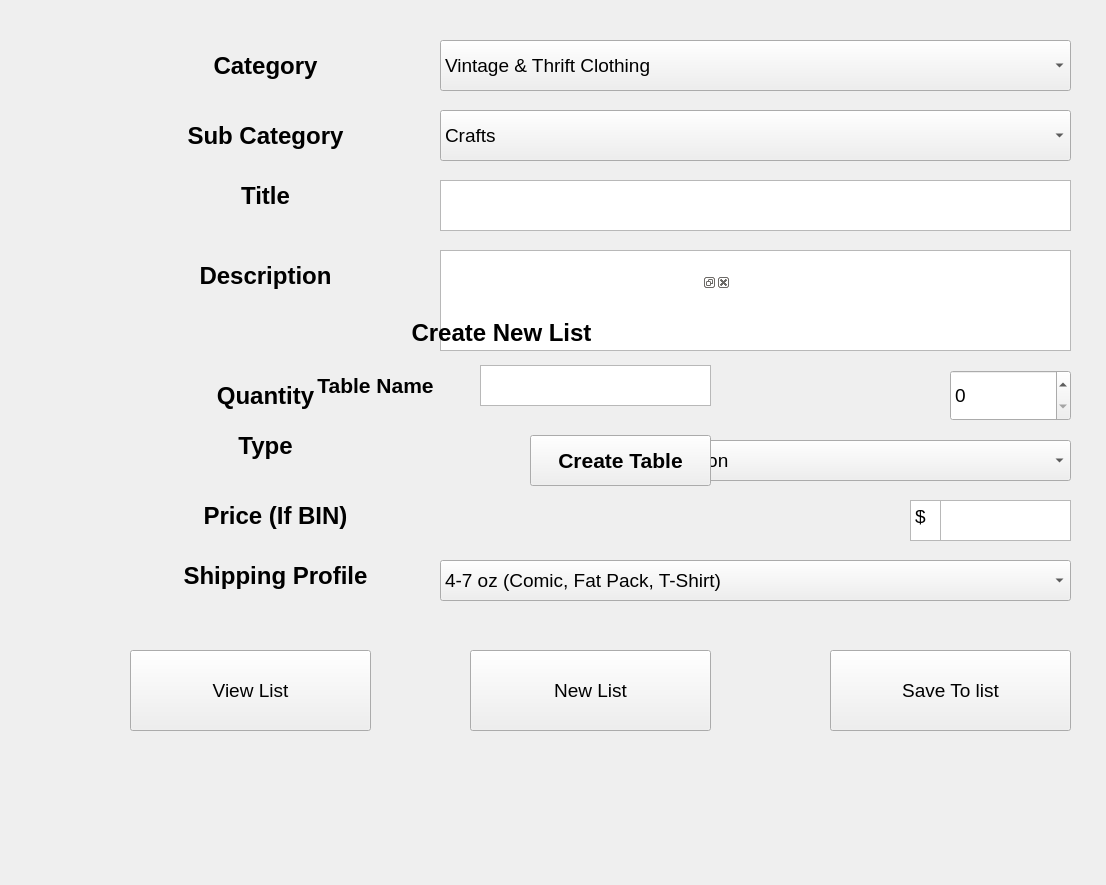
Above: whatnotuploadgui/upload.ui from cade25wilson/Python-Projects before the change. Below: the same form after it.
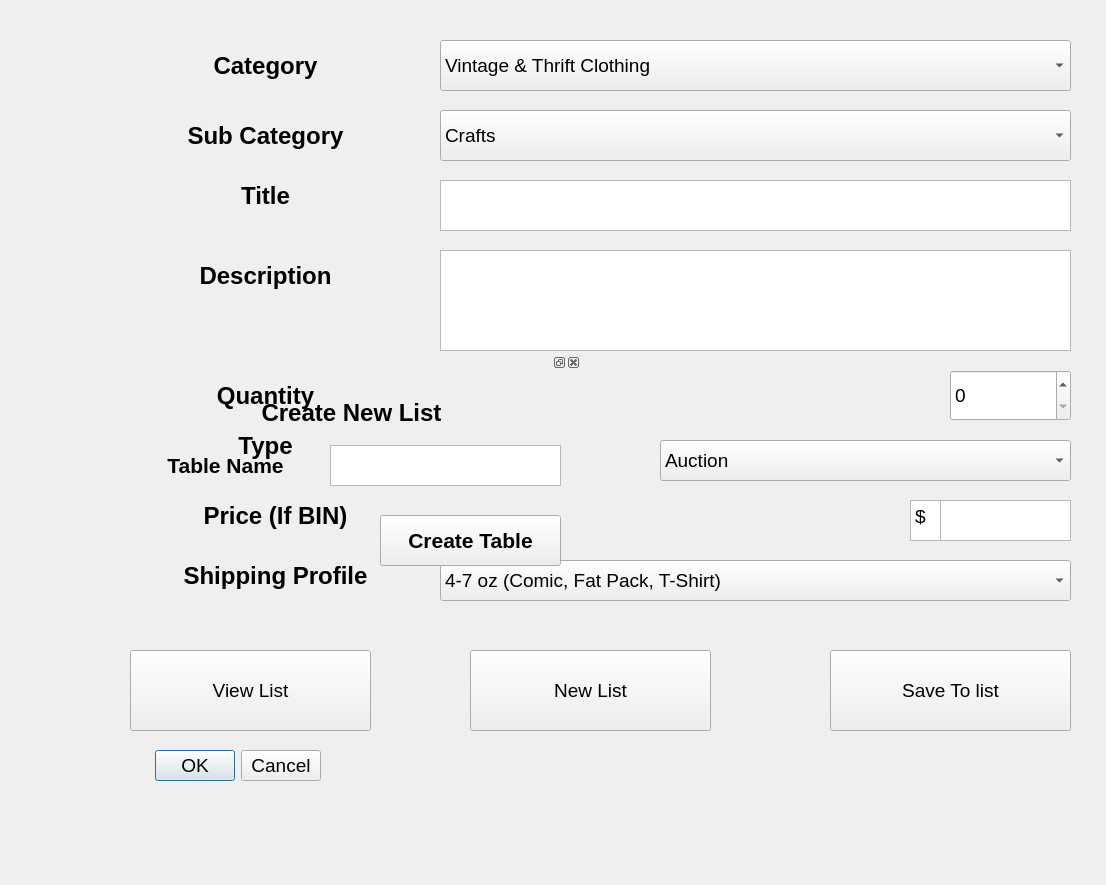
That is the form after the change.

```diff
--- a/whatnotuploadgui/upload.ui
+++ b/whatnotuploadgui/upload.ui
@@ -324,8 +324,8 @@
    </property>
    <property name="geometry">
     <rect>
-     <x>270</x>
-     <y>270</y>
+     <x>120</x>
+     <y>350</y>
      <width>461</width>
      <height>241</height>
     </rect>
@@ -606,6 +606,19 @@
     <set>Qt::AlignCenter</set>
    </property>
   </widget>
+  <widget class="QDialogButtonBox" name="buttonBox">
+   <property name="geometry">
+    <rect>
+     <x>10</x>
+     <y>660</y>
+     <width>311</width>
+     <height>211</height>
+    </rect>
+   </property>
+   <property name="standardButtons">
+    <set>QDialogButtonBox::Cancel|QDialogButtonBox::Ok</set>
+   </property>
+  </widget>
  </widget>
  <resources/>
  <connections/>
```
